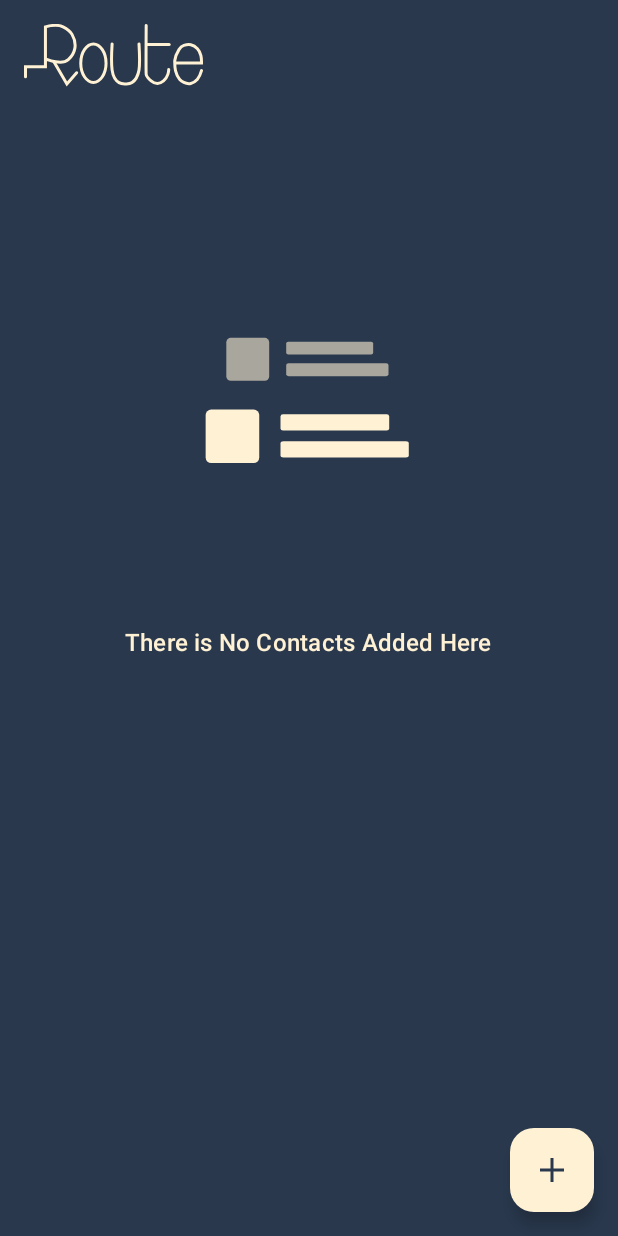
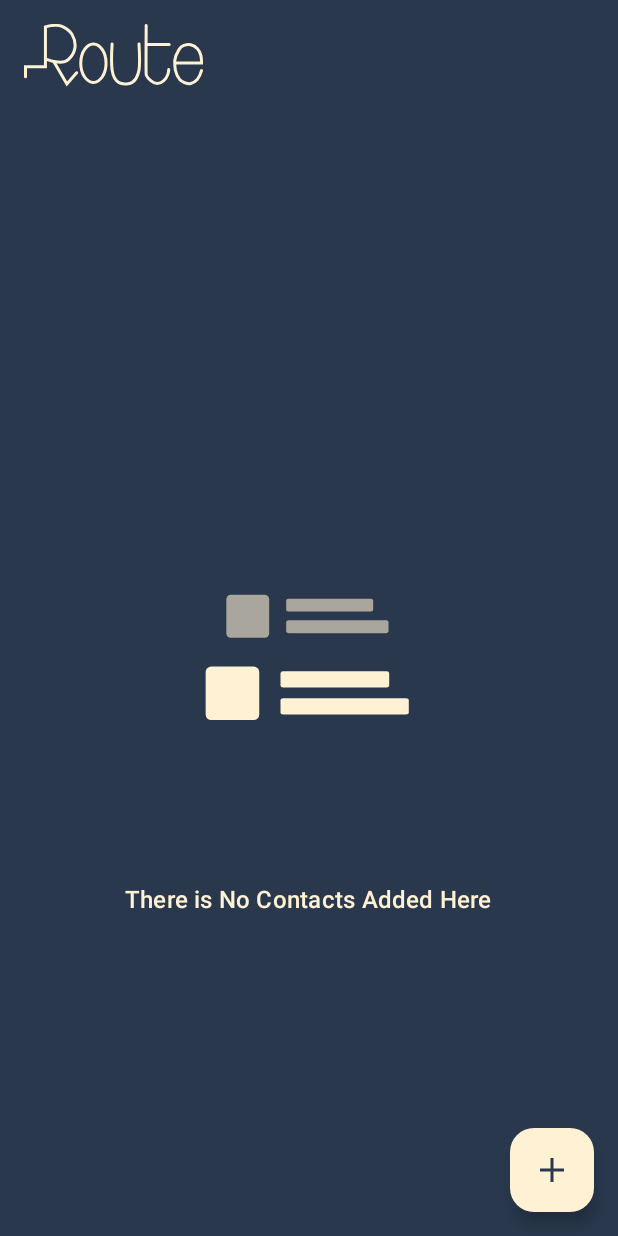
Before and after one commit to Menna120/Contact-App, an Android app: the screen it shows after launch (MainActivity), on a phone screen of 412 x 824 dp. Run offline under Robolectric (Android 15) with nearby library versions, the phone set to English and light mode, and no system bars.

Commit message:
Update Lottie Animation in MainActivity

```diff
--- a/app/src/main/res/layout/activity_main.xml
+++ b/app/src/main/res/layout/activity_main.xml
@@ -42,8 +42,7 @@
         app:layout_constraintBottom_toBottomOf="parent"
         app:layout_constraintEnd_toEndOf="parent"
         app:layout_constraintStart_toStartOf="parent"
-        app:layout_constraintTop_toBottomOf="@id/app_bar_layout"
-        app:layout_constraintVertical_bias="0.1">
+        app:layout_constraintTop_toBottomOf="@id/app_bar_layout">
 
 
         <com.airbnb.lottie.LottieAnimationView
```
